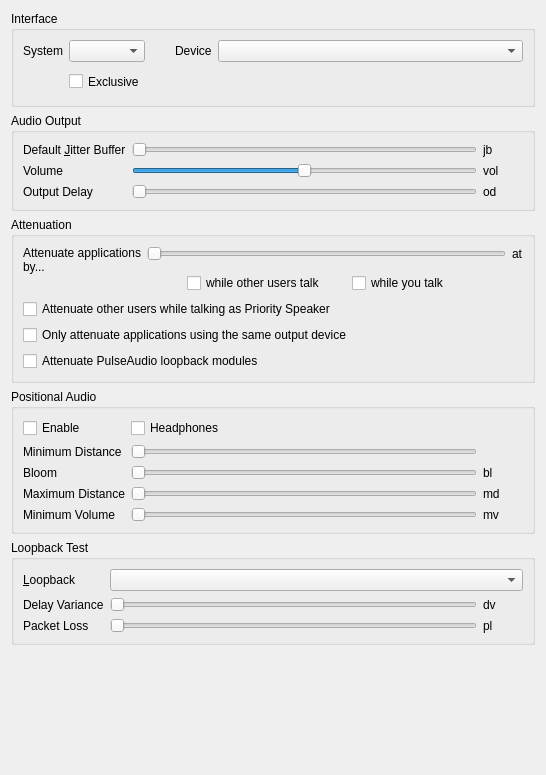
Before: the Qt Designer form src/mumble/AudioOutput.ui in mumble-voip/mumble, drawn with Qt 5.
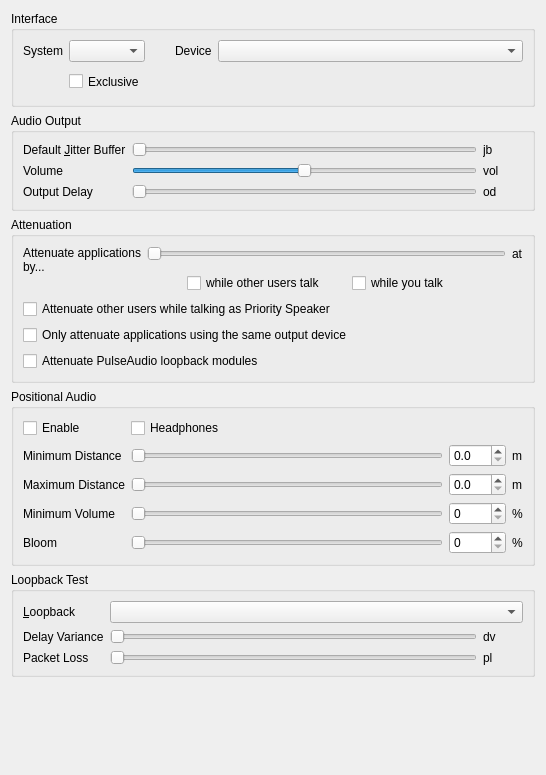
After: the same form once the commit is applied. Custom widgets are drawn as their Qt base class.

Commit message:
FEAT(client): Revamp positional audio settings page
The following things were changed/adapted:
- Ordering of sliders to be grouped more logically
- Tooltips
- Added SpinBox to display and manually edit values (also partly beyond
  the slider's range)
- Increased slider range for maximum distance to 200m (instead 100m)

Fixes #4990

```diff
--- a/src/mumble/AudioOutput.ui
+++ b/src/mumble/AudioOutput.ui
@@ -431,51 +431,8 @@
       <string>Positional Audio</string>
      </property>
      <layout class="QGridLayout" name="gridLayout_2">
-      <item row="1" column="1">
-       <widget class="QLabel" name="qliMinDistancce">
-        <property name="text">
-         <string>Minimum Distance</string>
-        </property>
-        <property name="buddy">
-         <cstring>qsMinDistance</cstring>
-        </property>
-       </widget>
-      </item>
-      <item row="1" column="4">
-       <widget class="QLabel" name="qlMinDistance">
-        <property name="minimumSize">
-         <size>
-          <width>40</width>
-          <height>0</height>
-         </size>
-        </property>
-        <property name="whatsThis">
-         <string>Checking this indicates that you don't have speakers connected, just headphones. This is important, as speakers are usually in front of you, while headphones are directly to your left/right.</string>
-        </property>
-       </widget>
-      </item>
-      <item row="4" column="1">
-       <widget class="QLabel" name="qliMaxDistVolume">
-        <property name="text">
-         <string>Minimum Volume</string>
-        </property>
-        <property name="buddy">
-         <cstring>qsMaxDistance</cstring>
-        </property>
-       </widget>
-      </item>
-      <item row="3" column="1">
-       <widget class="QLabel" name="qliMaxDistancce">
-        <property name="text">
-         <string>Maximum Distance</string>
-        </property>
-        <property name="buddy">
-         <cstring>qsMaxDistance</cstring>
-        </property>
-       </widget>
-      </item>
-      <item row="1" column="2">
-       <widget class="QSlider" name="qsMinDistance">
+      <item row="6" column="2">
+       <widget class="QSlider" name="qsMaxDistance">
         <property name="toolTip">
          <string>Minimum distance to user before sound volume decreases</string>
         </property>
@@ -483,13 +440,7 @@
          <string/>
         </property>
         <property name="whatsThis">
-         <string>This sets the minimum distance for sound calculations. The volume of other users' speech will not decrease until they are at least this far away from you.</string>
-        </property>
-        <property name="minimum">
-         <number>10</number>
-        </property>
-        <property name="maximum">
-         <number>200</number>
+         <string>This sets the maximum distance for sound calculations. When farther away than this, other users' speech volume will not decrease any further.</string>
         </property>
         <property name="orientation">
          <enum>Qt::Horizontal</enum>
@@ -503,25 +454,6 @@
         </property>
        </widget>
       </item>
-      <item row="2" column="2">
-       <widget class="QSlider" name="qsBloom">
-        <property name="toolTip">
-         <string>Factor for sound volume increase</string>
-        </property>
-        <property name="whatsThis">
-         <string>How much should sound volume increase for sources that are really close?</string>
-        </property>
-        <property name="minimum">
-         <number>0</number>
-        </property>
-        <property name="maximum">
-         <number>75</number>
-        </property>
-        <property name="orientation">
-         <enum>Qt::Horizontal</enum>
-        </property>
-       </widget>
-      </item>
       <item row="0" column="2">
        <widget class="QCheckBox" name="qcbHeadphones">
         <property name="toolTip">
@@ -535,82 +467,103 @@
         </property>
        </widget>
       </item>
-      <item row="4" column="4">
-       <widget class="QLabel" name="qlMaxDistVolume">
-        <property name="minimumSize">
-         <size>
-          <width>40</width>
-          <height>0</height>
-         </size>
+      <item row="8" column="5">
+       <widget class="QLabel" name="label">
+        <property name="sizePolicy">
+         <sizepolicy hsizetype="Fixed" vsizetype="Preferred">
+          <horstretch>0</horstretch>
+          <verstretch>0</verstretch>
+         </sizepolicy>
         </property>
         <property name="text">
-         <string notr="true">mv</string>
+         <string>%</string>
         </property>
        </widget>
       </item>
-      <item row="4" column="2">
-       <widget class="QSlider" name="qsMaxDistVolume">
+      <item row="8" column="3">
+       <widget class="QSpinBox" name="qsbBloom"/>
+      </item>
+      <item row="3" column="3">
+       <widget class="QDoubleSpinBox" name="qsbMinimumDistance">
+        <property name="decimals">
+         <number>1</number>
+        </property>
+       </widget>
+      </item>
+      <item row="7" column="2">
+       <widget class="QSlider" name="qsMinimumVolume">
         <property name="toolTip">
          <string>The minimum volume a player's audio will fade out to with increasing distance. Set to 0% for it to fade into complete silence for a realistic maximum hearing distance.</string>
         </property>
         <property name="whatsThis">
          <string>What should the volume be at the maximum distance?</string>
         </property>
-        <property name="maximum">
-         <number>100</number>
-        </property>
         <property name="orientation">
          <enum>Qt::Horizontal</enum>
         </property>
        </widget>
       </item>
-      <item row="2" column="4">
-       <widget class="QLabel" name="qlBloom">
-        <property name="minimumSize">
-         <size>
-          <width>40</width>
-          <height>0</height>
-         </size>
+      <item row="7" column="1">
+       <widget class="QLabel" name="qlMinimumVolume">
+        <property name="text">
+         <string>Minimum Volume</string>
         </property>
+        <property name="buddy">
+         <cstring>qsMaxDistance</cstring>
+        </property>
+       </widget>
+      </item>
+      <item row="6" column="5">
+       <widget class="QLabel" name="label_3">
+        <property name="sizePolicy">
+         <sizepolicy hsizetype="Fixed" vsizetype="Preferred">
+          <horstretch>0</horstretch>
+          <verstretch>0</verstretch>
+         </sizepolicy>
+        </property>
         <property name="text">
-         <string notr="true">bl</string>
+         <string>m</string>
         </property>
        </widget>
       </item>
-      <item row="3" column="4">
+      <item row="6" column="1">
        <widget class="QLabel" name="qlMaxDistance">
-        <property name="minimumSize">
-         <size>
-          <width>40</width>
-          <height>0</height>
-         </size>
+        <property name="text">
+         <string>Maximum Distance</string>
         </property>
+        <property name="buddy">
+         <cstring>qsMaxDistance</cstring>
+        </property>
+       </widget>
+      </item>
+      <item row="7" column="5">
+       <widget class="QLabel" name="label_2">
+        <property name="sizePolicy">
+         <sizepolicy hsizetype="Fixed" vsizetype="Preferred">
+          <horstretch>0</horstretch>
+          <verstretch>0</verstretch>
+         </sizepolicy>
+        </property>
         <property name="text">
-         <string notr="true">md</string>
+         <string>%</string>
         </property>
        </widget>
       </item>
-      <item row="3" column="2">
-       <widget class="QSlider" name="qsMaxDistance">
+      <item row="8" column="2">
+       <widget class="QSlider" name="qsBloom">
         <property name="toolTip">
          <string>Maximum distance, beyond which speech volume won't decrease</string>
         </property>
         <property name="whatsThis">
-         <string>This sets the maximum distance for sound calculations. When farther away than this, other users' speech volume will not decrease any further.</string>
-        </property>
-        <property name="minimum">
-         <number>10</number>
-        </property>
-        <property name="maximum">
-         <number>1000</number>
+         <string>How much should sound volume increase for sources that are really close?</string>
         </property>
         <property name="orientation">
          <enum>Qt::Horizontal</enum>
         </property>
        </widget>
       </item>
-      <item row="2" column="1">
-       <widget class="QLabel" name="qliBloom">
+      <item row="8" column="1">
+       <widget class="QLabel" name="qlBloom">
         <property name="text">
          <string>Bloom</string>
         </property>
@@ -619,6 +572,55 @@
         </property>
        </widget>
       </item>
+      <item row="3" column="2">
+       <widget class="QSlider" name="qsMinDistance">
+        <property name="toolTip">
+         <string/>
+        </property>
+        <property name="statusTip">
+         <string/>
+        </property>
+        <property name="whatsThis">
+         <string>This sets the minimum distance for sound calculations. The volume of other users' speech will not decrease until they are at least this far away from you.</string>
+        </property>
+        <property name="orientation">
+         <enum>Qt::Horizontal</enum>
+        </property>
+       </widget>
+      </item>
+      <item row="6" column="3">
+       <widget class="QDoubleSpinBox" name="qsbMaximumDistance">
+        <property name="decimals">
+         <number>1</number>
+        </property>
+       </widget>
+      </item>
+      <item row="3" column="1">
+       <widget class="QLabel" name="qlMinDistance">
+        <property name="text">
+         <string>Minimum Distance</string>
+        </property>
+        <property name="buddy">
+         <cstring>qsMinDistance</cstring>
+        </property>
+       </widget>
+      </item>
+      <item row="3" column="5">
+       <widget class="QLabel" name="label_4">
+        <property name="sizePolicy">
+         <sizepolicy hsizetype="Fixed" vsizetype="Preferred">
+          <horstretch>0</horstretch>
+          <verstretch>0</verstretch>
+         </sizepolicy>
+        </property>
+        <property name="text">
+         <string>m</string>
+        </property>
+       </widget>
+      </item>
+      <item row="7" column="3">
+       <widget class="QSpinBox" name="qsbMinimumVolume"/>
+      </item>
      </layout>
     </widget>
    </item>
```
Left out of the diff: 11 changed lines with no effect on the pictures. The commit also changes 2 other files.
